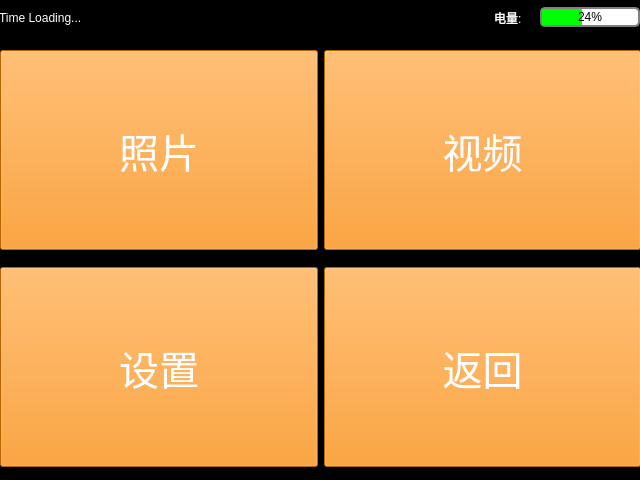
a2824256/EVA-Qt-Beta, file menuwindow.ui: the form before one commit.
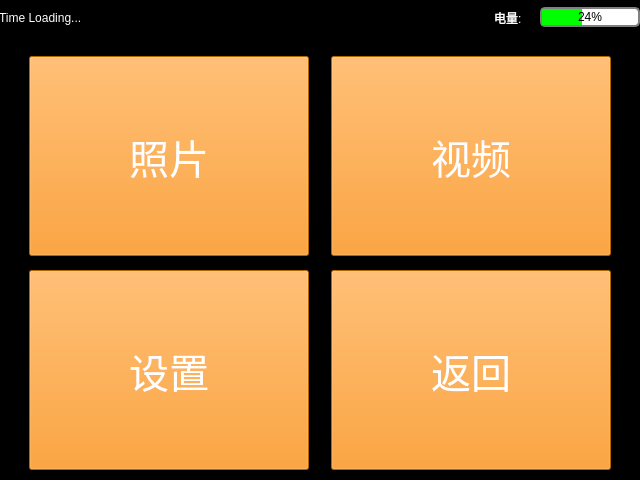
The form after the commit. Icons and pictures are not drawn.

What changed in the file:
```diff
--- a/menuwindow.ui
+++ b/menuwindow.ui
@@ -117,85 +117,34 @@
      </rect>
     </property>
     <layout class="QGridLayout" name="gridLayout">
-     <item row="2" column="0">
-      <layout class="QHBoxLayout" name="horizontalLayout_2">
-       <item>
-        <widget class="QPushButton" name="photosButton">
-         <property name="minimumSize">
-          <size>
-           <width>0</width>
-           <height>200</height>
-          </size>
-         </property>
-         <property name="font">
-          <font>
-           <pointsize>30</pointsize>
-           <weight>50</weight>
-           <bold>false</bold>
-           <kerning>true</kerning>
-          </font>
-         </property>
-         <property name="styleSheet">
-          <string notr="true">color:white;background-color:#FF8C00</string>
-         </property>
-         <property name="text">
-          <string>照片</string>
-         </property>
-         <property name="icon">
-          <iconset resource="camera.qrc">
-           <normaloff>:/images/photos.svg</normaloff>:/images/photos.svg</iconset>
-         </property>
-         <property name="iconSize">
-          <size>
-           <width>50</width>
-           <height>50</height>
-          </size>
-         </property>
-        </widget>
-       </item>
-       <item>
-        <widget class="QPushButton" name="videoButton">
-         <property name="minimumSize">
-          <size>
-           <width>0</width>
-           <height>200</height>
-          </size>
-         </property>
-         <property name="font">
-          <font>
-           <pointsize>30</pointsize>
-          </font>
-         </property>
-         <property name="styleSheet">
-          <string notr="true">color:white;background-color:#FF8C00</string>
-         </property>
-         <property name="text">
-          <string>视频</string>
-         </property>
-         <property name="icon">
-          <iconset resource="camera.qrc">
-           <normaloff>:/images/video.svg</normaloff>:/images/video.svg</iconset>
-         </property>
-         <property name="iconSize">
-          <size>
-           <width>50</width>
-           <height>50</height>
-          </size>
-         </property>
-        </widget>
-       </item>
-      </layout>
-     </item>
+     <property name="leftMargin">
+      <number>10</number>
+     </property>
+     <property name="topMargin">
+      <number>10</number>
+     </property>
+     <property name="rightMargin">
+      <number>10</number>
+     </property>
+     <property name="bottomMargin">
+      <number>10</number>
+     </property>
      <item row="3" column="0">
       <layout class="QHBoxLayout" name="horizontalLayout_3">
        <item>
         <widget class="QPushButton" name="settingButton">
          <property name="minimumSize">
           <size>
-           <width>0</width>
+           <width>280</width>
            <height>200</height>
           </size>
          </property>
+         <property name="maximumSize">
+          <size>
+           <width>280</width>
+           <height>16777215</height>
+          </size>
+         </property>
          <property name="font">
           <font>
            <pointsize>30</pointsize>
@@ -219,14 +168,39 @@
          </property>
         </widget>
        </item>
+       <item>
+        <widget class="QLabel" name="spacebox_2">
+         <property name="minimumSize">
+          <size>
+           <width>10</width>
+           <height>0</height>
+          </size>
+         </property>
+         <property name="maximumSize">
+          <size>
+           <width>0</width>
+           <height>16777215</height>
+          </size>
+         </property>
+         <property name="text">
+          <string/>
+         </property>
+        </widget>
+       </item>
        <item>
         <widget class="QPushButton" name="returnButton">
          <property name="minimumSize">
           <size>
-           <width>0</width>
+           <width>280</width>
            <height>200</height>
           </size>
          </property>
+         <property name="maximumSize">
+          <size>
+           <width>280</width>
+           <height>16777215</height>
+          </size>
+         </property>
          <property name="font">
           <font>
            <pointsize>30</pointsize>
@@ -252,6 +226,120 @@
        </item>
       </layout>
      </item>
+     <item row="2" column="0">
+      <widget class="QWidget" name="hor_2" native="true">
+       <layout class="QHBoxLayout" name="horizontalLayout_2">
+        <property name="leftMargin">
+         <number>0</number>
+        </property>
+        <property name="topMargin">
+         <number>0</number>
+        </property>
+        <property name="rightMargin">
+         <number>0</number>
+        </property>
+        <property name="bottomMargin">
+         <number>0</number>
+        </property>
+        <item>
+         <widget class="QPushButton" name="photosButton">
+          <property name="minimumSize">
+           <size>
+            <width>280</width>
+            <height>200</height>
+           </size>
+          </property>
+          <property name="maximumSize">
+           <size>
+            <width>280</width>
+            <height>16777215</height>
+           </size>
+          </property>
+          <property name="font">
+           <font>
+            <pointsize>30</pointsize>
+            <weight>50</weight>
+            <bold>false</bold>
+            <kerning>true</kerning>
+           </font>
+          </property>
+          <property name="styleSheet">
+           <string notr="true">color:white;background-color:#FF8C00</string>
+          </property>
+          <property name="text">
+           <string>照片</string>
+          </property>
+          <property name="icon">
+           <iconset resource="camera.qrc">
+            <normaloff>:/images/photos.svg</normaloff>:/images/photos.svg</iconset>
+          </property>
+          <property name="iconSize">
+           <size>
+            <width>50</width>
+            <height>50</height>
+           </size>
+          </property>
+         </widget>
+        </item>
+        <item>
+         <widget class="QLabel" name="spacebox_1">
+          <property name="minimumSize">
+           <size>
+            <width>10</width>
+            <height>0</height>
+           </size>
+          </property>
+          <property name="maximumSize">
+           <size>
+            <width>10</width>
+            <height>16777215</height>
+           </size>
+          </property>
+          <property name="text">
+           <string/>
+          </property>
+         </widget>
+        </item>
+        <item>
+         <widget class="QPushButton" name="videoButton">
+          <property name="minimumSize">
+           <size>
+            <width>280</width>
+            <height>200</height>
+           </size>
+          </property>
+          <property name="maximumSize">
+           <size>
+            <width>280</width>
+            <height>16777215</height>
+           </size>
+          </property>
+          <property name="font">
+           <font>
+            <pointsize>30</pointsize>
+           </font>
+          </property>
+          <property name="styleSheet">
+           <string notr="true">color:white;background-color:#FF8C00</string>
+          </property>
+          <property name="text">
+           <string>视频</string>
+          </property>
+          <property name="icon">
+           <iconset resource="camera.qrc">
+            <normaloff>:/images/video.svg</normaloff>:/images/video.svg</iconset>
+          </property>
+          <property name="iconSize">
+           <size>
+            <width>50</width>
+            <height>50</height>
+           </size>
+          </property>
+         </widget>
+        </item>
+       </layout>
+      </widget>
+     </item>
     </layout>
    </widget>
   </widget>
```
Left out of the diff: 4 changed lines with no effect on the pictures.
